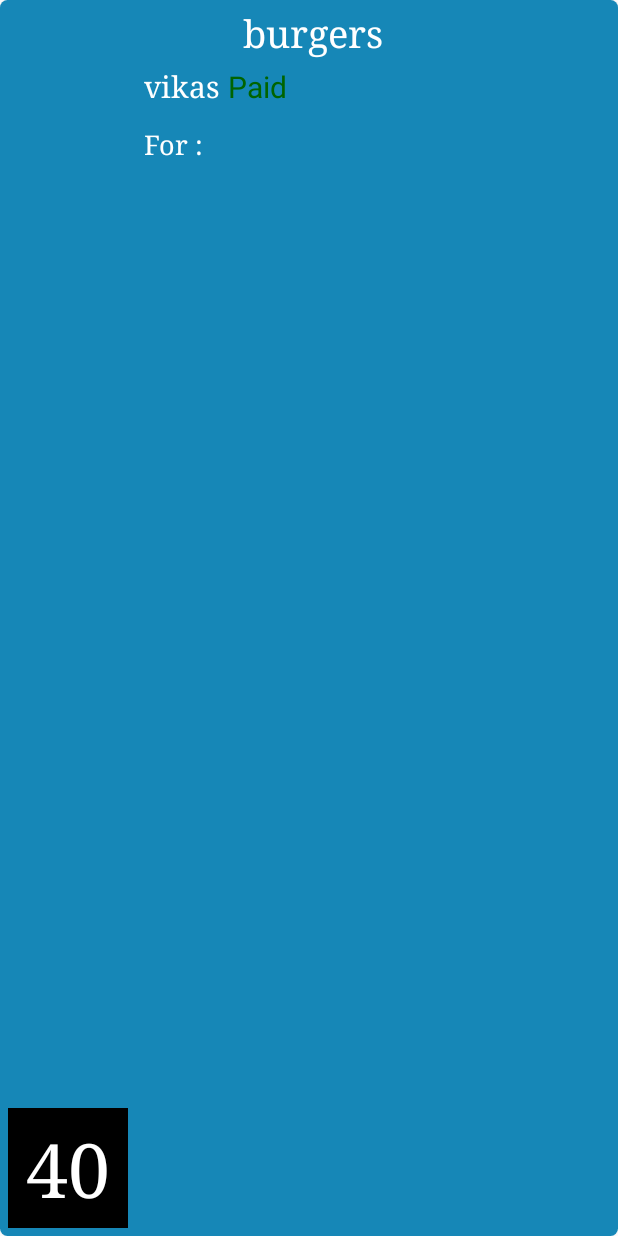
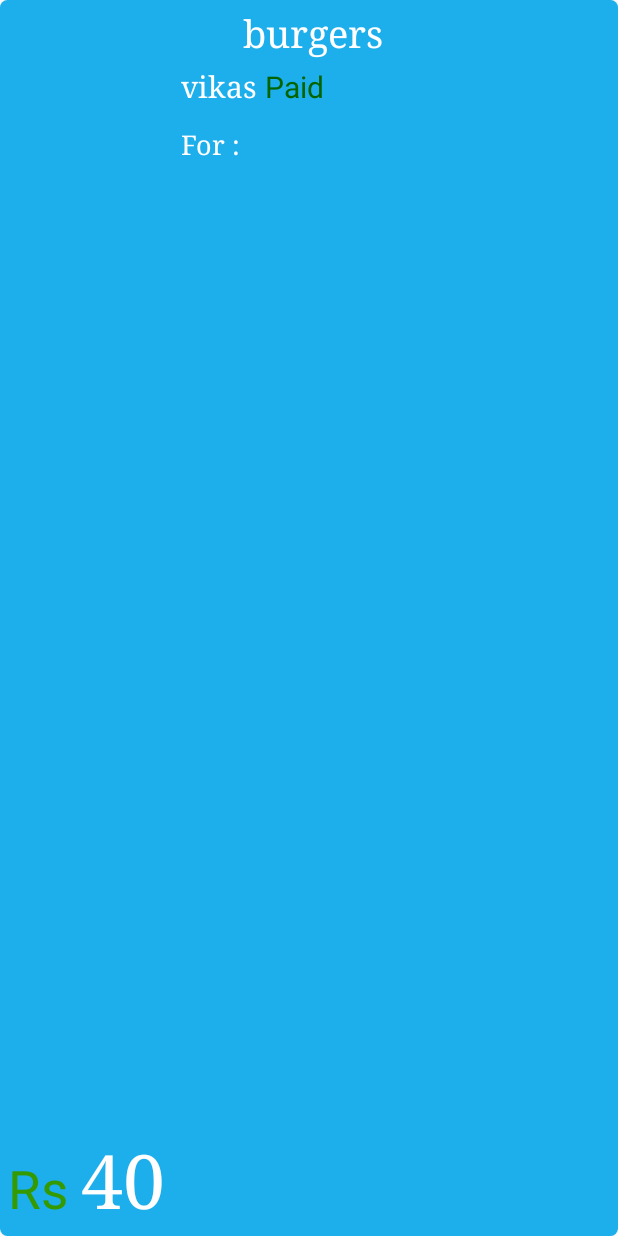
Before and after one commit to vikkyconer/Hisab, an Android app: the layout card_transaction_details.xml on its own in the app's theme, with its tools: preview values and no code run, on a phone screen of 412 x 824 dp. Run offline under Robolectric (Android 15) with nearby library versions, the phone set to English and light mode, and no system bars.

```diff
--- a/app/src/main/java/com/example/vikky/hisab/TransactionDetailsRVAdapter.java
+++ b/app/src/main/java/com/example/vikky/hisab/TransactionDetailsRVAdapter.java
@@ -38,7 +38,7 @@ public class TransactionDetailsRVAdapter extends RecyclerView.Adapter<Transactio
 
     @Override
     public void onBindViewHolder(TransactionsViewHolder holder, int i) {
-        holder.amount.setText(transactionDetailsList.get(i).getAmount());
+        holder.amount.setText(String.valueOf(transactionDetailsList.get(i).getAmount()));
         holder.whoPaid.setText(transactionDetailsList.get(i).getWhoPaid());
         Log.i("ForWhomList", forWhom.get(0));
         showForWhomPaid(forWhom, holder);
--- a/app/src/main/res/layout/card.xml
+++ b/app/src/main/res/layout/card.xml
@@ -9,7 +9,6 @@
         android:layout_width="match_parent"
         android:layout_height="wrap_content"
         android:layout_margin="5dp"
-        android:background="@color/blue1"
         android:foreground="?android:attr/selectableItemBackground">
 
         <RelativeLayout
--- a/app/src/main/res/layout/card_transaction_details.xml
+++ b/app/src/main/res/layout/card_transaction_details.xml
@@ -13,15 +13,21 @@
         <RelativeLayout
             android:layout_width="match_parent"
             android:layout_height="wrap_content"
-            android:background="@color/blue2"
+            android:background="@color/blue1"
             android:padding="5dp">
 
-            <RelativeLayout
+            <LinearLayout
                 android:id="@+id/amount_container"
-                android:layout_width="80dp"
-                android:layout_height="80dp"
-                android:layout_alignParentBottom="true"
-                android:background="@color/black">
+                android:layout_width="wrap_content"
+                android:layout_height="wrap_content"
+                android:layout_alignParentBottom="true">
+
+                <TextView
+                    android:layout_width="wrap_content"
+                    android:layout_height="wrap_content"
+                    android:text="Rs "
+                    android:textColor="@color/green1"
+                    android:textSize="35sp" />
 
                 <TextView
                     android:id="@+id/amount"
@@ -32,7 +38,7 @@
                     android:textColor="@color/white"
                     android:textSize="50sp"
                     android:typeface="serif" />
-            </RelativeLayout>
+            </LinearLayout>
 
             <TextView
                 android:id="@+id/description"
--- a/app/src/main/res/values/colors.xml
+++ b/app/src/main/res/values/colors.xml
@@ -21,4 +21,6 @@
     <item name="blackTextColor" type="color">#0c2232</item>
     <item name="menue_seperator" type="color">#0c85b9</item>
     <item name="light_grey" type="color">#d3d3d3</item>
+    <item name="deep_purple" type="color">#673ab7</item>
+    <item name="light_purple" type="color">#7e57c2</item>
 </resources>
```
Also changed, not shown: app/src/main/java/com/example/vikky/hisab/AddFriendsFragment.java (+5 -2 lines), app/src/main/java/com/example/vikky/hisab/DatabaseHelper.java (+24 -3 lines), app/src/main/java/com/example/vikky/hisab/RVAdapter.java (+10 -2 lines), app/src/main/java/com/example/vikky/hisab/TransactionDetails.java (+43 -30 lines).
